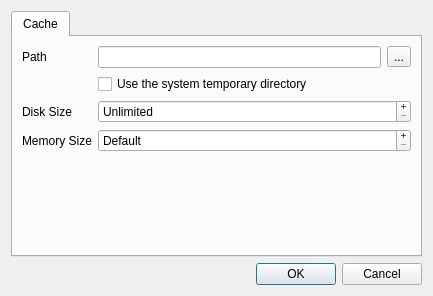
The window that qwbfs/src/PropertiesDialog.ui (amestica/qwbfs) describes before a commit, drawn with Qt 5.
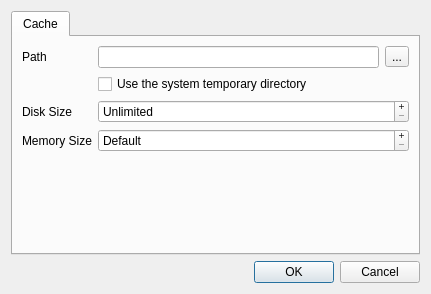
The same window after the commit.

Commit message: Fix some bugs due to the use of int instead of qint64. Some update on the cache class. Main window now load properties at startup.

The edit to the form file:
```diff
--- a/qwbfs/src/PropertiesDialog.ui
+++ b/qwbfs/src/PropertiesDialog.ui
@@ -6,8 +6,8 @@
    <rect>
     <x>0</x>
     <y>0</y>
-    <width>433</width>
-    <height>296</height>
+    <width>431</width>
+    <height>294</height>
    </rect>
   </property>
   <property name="windowTitle">
```
The commit also changes 6 other files.
